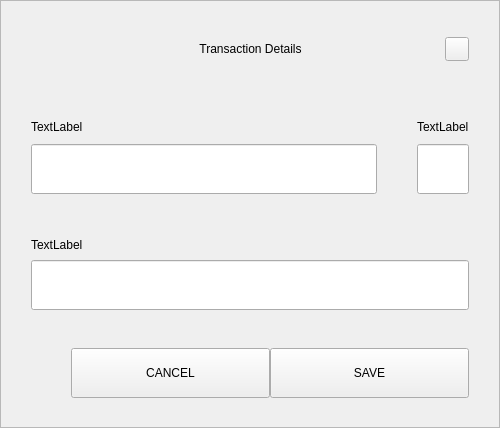
First picture: the form in src/qt/settings/forms/settingsmultisenddialog.ui, repository eons-finance/ALQO, before the edit.
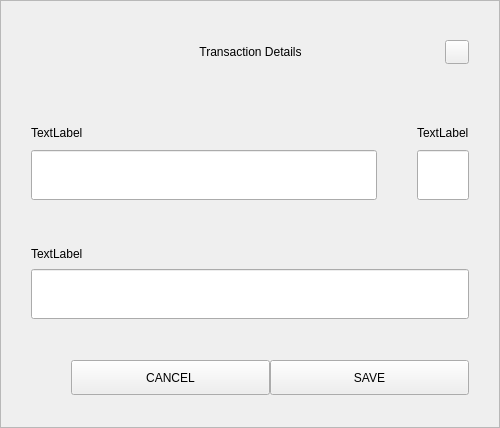
Second picture: the form after the edit.

The edit to the form file:
```diff
--- a/src/qt/settings/forms/settingsmultisenddialog.ui
+++ b/src/qt/settings/forms/settingsmultisenddialog.ui
@@ -379,13 +379,13 @@
           <property name="minimumSize">
            <size>
             <width>0</width>
-            <height>50</height>
+            <height>35</height>
            </size>
           </property>
           <property name="maximumSize">
            <size>
             <width>200</width>
-            <height>16777215</height>
+            <height>35</height>
            </size>
           </property>
           <property name="text">
@@ -398,13 +398,13 @@
           <property name="minimumSize">
            <size>
             <width>0</width>
-            <height>50</height>
+            <height>35</height>
            </size>
           </property>
           <property name="maximumSize">
            <size>
             <width>200</width>
-            <height>16777215</height>
+            <height>35</height>
            </size>
           </property>
           <property name="text">
```
